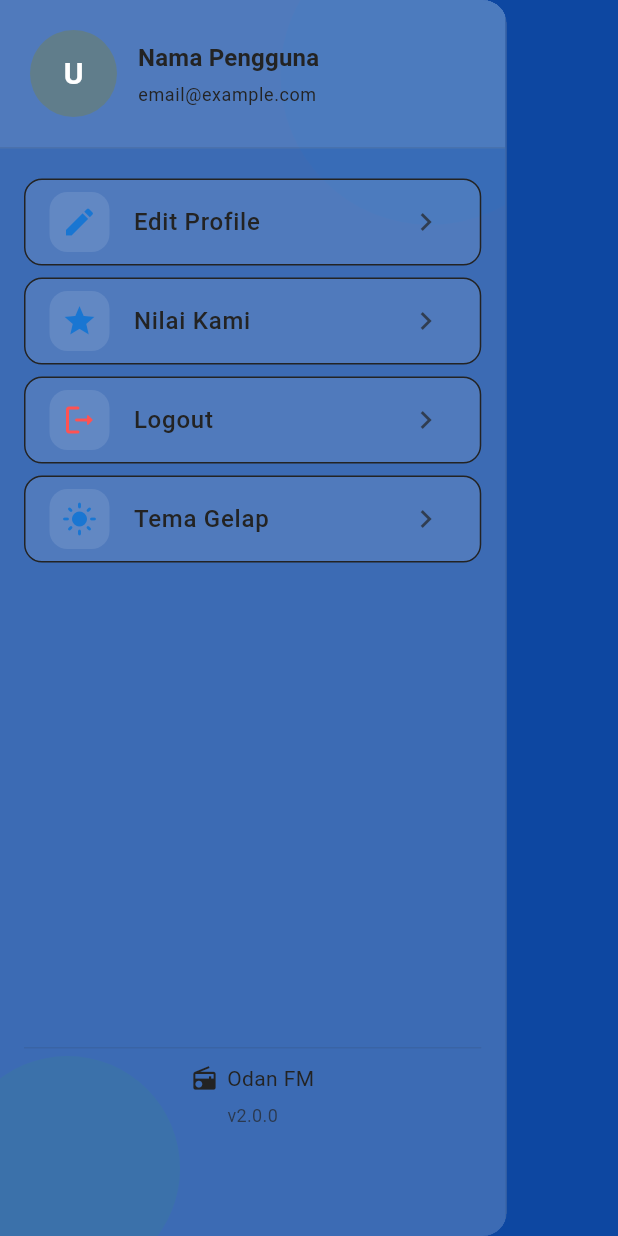
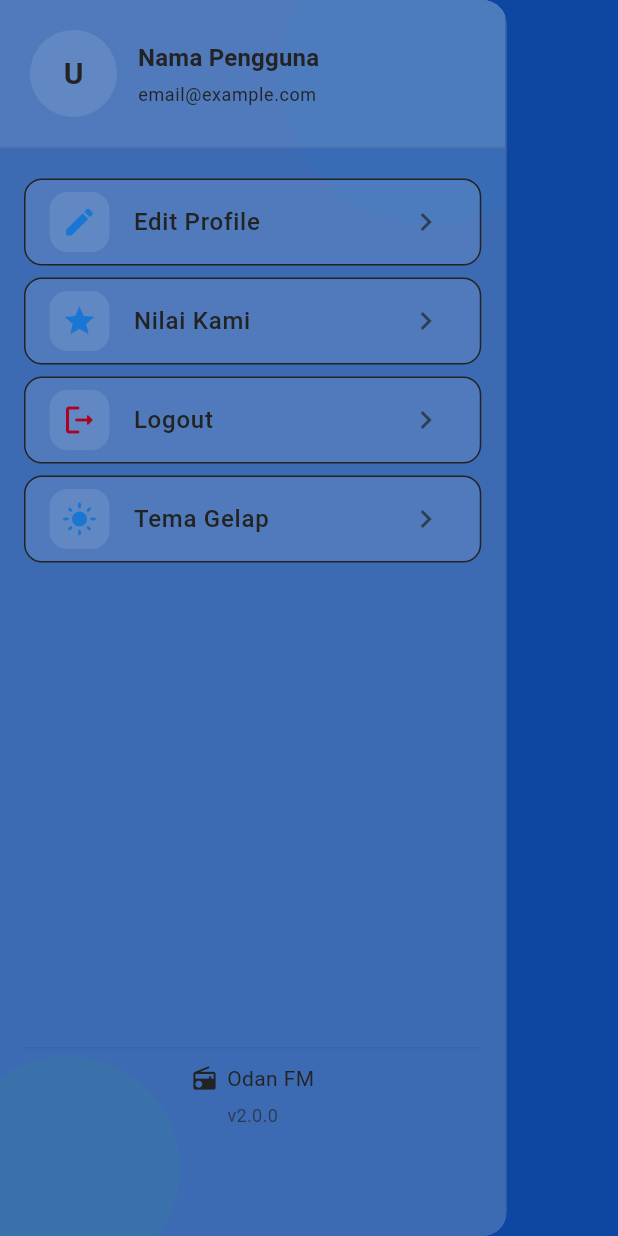
Before and after one commit to fahmiorim/radio_app, a Flutter app: the AppDrawer widget shown alone on an empty page, opened directly, on a phone screen of 412 x 824 dp. Run offline on Flutter 3.47's test engine with Material 3 defaults, Android fonts, the phone set to English and light mode, and no system bars; our stand-ins replace cached_network_image, cookie_jar, dio, dio_cookie_manager, firebase_auth, firebase_core and 11 more; missing offline and left inert: audio_session, pusher_channels_flutter; accounts and stored records are empty; network calls fail.

Commit message:
refactor: use color scheme in app drawer

```diff
--- a/lib/widgets/common/app_drawer.dart
+++ b/lib/widgets/common/app_drawer.dart
@@ -7,7 +7,6 @@ import 'package:radio_odan_app/providers/user_provider.dart';
 import 'package:radio_odan_app/providers/theme_provider.dart';
 import 'package:radio_odan_app/config/app_routes.dart';
 import 'package:radio_odan_app/services/user_service.dart';
-import 'package:radio_odan_app/config/app_colors.dart';
 
 class AppDrawer extends StatelessWidget {
   const AppDrawer({super.key});
@@ -91,7 +90,7 @@ class AppDrawer extends StatelessWidget {
                       ),
                       child: Row(
                         children: [
-                          _buildProfileAvatar(userProvider),
+                          _buildProfileAvatar(context, userProvider),
                           const SizedBox(width: 14),
                           Expanded(
                             child: Column(
@@ -145,7 +144,7 @@ class AppDrawer extends StatelessWidget {
                                   context: context,
                                   icon: Icons.logout_rounded,
                                   title: "Logout",
-                                  iconColor: AppColors.redAccent,
+                                  iconColor: colorScheme.error,
                                   onTap: () async {
                                     await UserService.logout();
                                     if (context.mounted) {
@@ -235,14 +234,15 @@ class AppDrawer extends StatelessWidget {
     );
   }
 
-  Widget _buildProfileAvatar(UserProvider userProvider) {
+  Widget _buildProfileAvatar(BuildContext context, UserProvider userProvider) {
     const size = 58.0;
     final user = userProvider.user;
+    final colorScheme = Theme.of(context).colorScheme;
 
     if (userProvider.isLoading) {
       return CircleAvatar(
         radius: size / 2,
-        backgroundColor: AppColors.white24,
+        backgroundColor: colorScheme.surfaceVariant,
         child: const SizedBox(
           width: 20,
           height: 20,
@@ -259,7 +259,7 @@ class AppDrawer extends StatelessWidget {
         imageUrl: url,
         imageBuilder: (context, imageProvider) => CircleAvatar(
           radius: size / 2,
-          backgroundColor: AppColors.white,
+          backgroundColor: colorScheme.surface,
           child: CircleAvatar(
             radius: (size / 2) - 3,
             backgroundImage: imageProvider,
@@ -267,7 +267,7 @@ class AppDrawer extends StatelessWidget {
         ),
         placeholder: (_, __) => CircleAvatar(
           radius: size / 2,
-          backgroundColor: AppColors.white24,
+          backgroundColor: colorScheme.surfaceVariant,
           child: const SizedBox(
             width: 20,
             height: 20,
@@ -275,15 +275,19 @@ class AppDrawer extends StatelessWidget {
           ),
         ),
         errorWidget: (_, __, ___) =>
-            _buildInitialsAvatar(size, AppColors.blueGrey, user),
+            _buildInitialsAvatar(size, colorScheme, user),
       );
     }
 
     // Fallback ke inisial
-    return _buildInitialsAvatar(size, AppColors.blueGrey, user);
+    return _buildInitialsAvatar(size, colorScheme, user);
   }
 
-  Widget _buildInitialsAvatar(double size, Color color, UserModel? user) {
+  Widget _buildInitialsAvatar(
+    double size,
+    ColorScheme colorScheme,
+    UserModel? user,
+  ) {
     // Catatan: jika `name` di UserModel non-nullable (String), akses pakai user?.name aman dengan null-check di user.
     final initial = (user != null && user.name.trim().isNotEmpty)
         ? user.name[0].toUpperCase()
@@ -291,11 +295,11 @@ class AppDrawer extends StatelessWidget {
 
     return CircleAvatar(
       radius: size / 2,
-      backgroundColor: color,
+      backgroundColor: colorScheme.surfaceVariant,
       child: Text(
         initial,
-        style: const TextStyle(
-          color: AppColors.white,
+        style: TextStyle(
+          color: colorScheme.onSurfaceVariant,
           fontWeight: FontWeight.bold,
           fontSize: 20,
         ),
@@ -320,12 +324,12 @@ class AppDrawer extends StatelessWidget {
       margin: const EdgeInsets.symmetric(horizontal: 16, vertical: 4),
       decoration: BoxDecoration(
         color: isDark
-            ? AppColors.white.withOpacity(0.1)
+            ? colorScheme.onSurface.withOpacity(0.1)
             : colorScheme.surfaceContainerHighest,
         borderRadius: BorderRadius.circular(12),
         border: Border.all(
           color: isDark
-              ? AppColors.white.withOpacity(0.1)
+              ? colorScheme.onSurface.withOpacity(0.1)
               : colorScheme.outlineVariant,
         ),
       ),
@@ -335,7 +339,7 @@ class AppDrawer extends StatelessWidget {
           width: 40,
           decoration: BoxDecoration(
             color: isDark
-                ? AppColors.white.withOpacity(0.15)
+                ? colorScheme.onSurface.withOpacity(0.15)
                 : colorScheme.surfaceContainerHigh,
             borderRadius: BorderRadius.circular(12),
           ),
@@ -355,7 +359,7 @@ class AppDrawer extends StatelessWidget {
         ),
         onTap: onTap,
         shape: RoundedRectangleBorder(borderRadius: BorderRadius.circular(12)),
-        hoverColor: AppColors.white.withOpacity(0.1),
+        hoverColor: colorScheme.onSurface.withOpacity(0.1),
       ),
     );
   }
```
